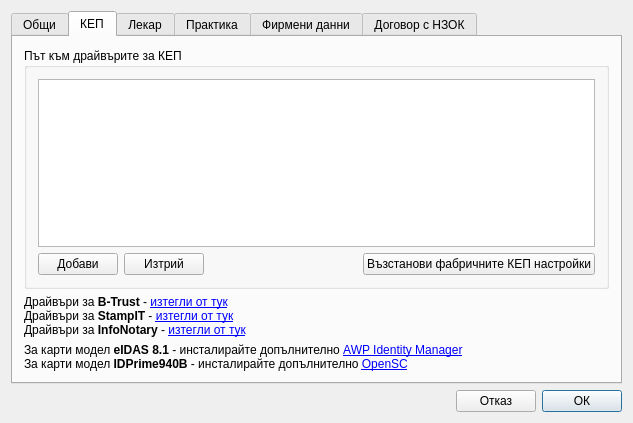
Old version of the form src/View/Widgets/SettingsDialog.ui in the repository thefinalcutbg/DinoDent.
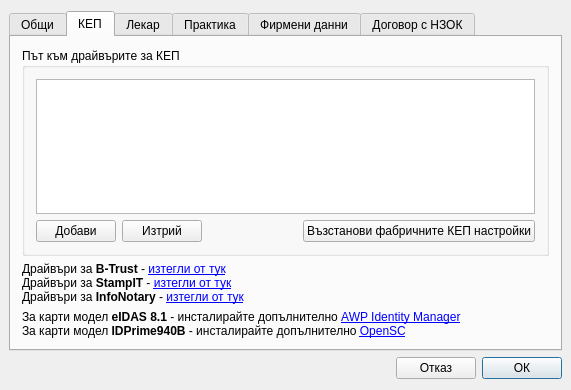
New version of the form. Custom widgets are drawn as their Qt base class.

```diff
--- a/src/View/Widgets/SettingsDialog.ui
+++ b/src/View/Widgets/SettingsDialog.ui
@@ -6,8 +6,8 @@
    <rect>
     <x>0</x>
     <y>0</y>
-    <width>633</width>
-    <height>423</height>
+    <width>563</width>
+    <height>390</height>
    </rect>
   </property>
   <property name="minimumSize">
@@ -20,6 +20,12 @@
    <string>SettingsDialog</string>
   </property>
   <layout class="QVBoxLayout" name="verticalLayout">
+   <property name="leftMargin">
+    <number>9</number>
+   </property>
+   <property name="rightMargin">
+    <number>9</number>
+   </property>
    <item>
     <widget class="QTabWidget" name="tabWidget">
      <property name="sizePolicy">
@@ -212,12 +218,6 @@
          <layout class="QVBoxLayout" name="verticalLayout_9">
           <item>
            <widget class="QListWidget" name="pkcs11list">
-            <property name="sizePolicy">
-             <sizepolicy hsizetype="Expanding" vsizetype="Expanding">
-              <horstretch>0</horstretch>
-              <verstretch>0</verstretch>
-             </sizepolicy>
-            </property>
             <property name="dragEnabled">
              <bool>true</bool>
             </property>
```
